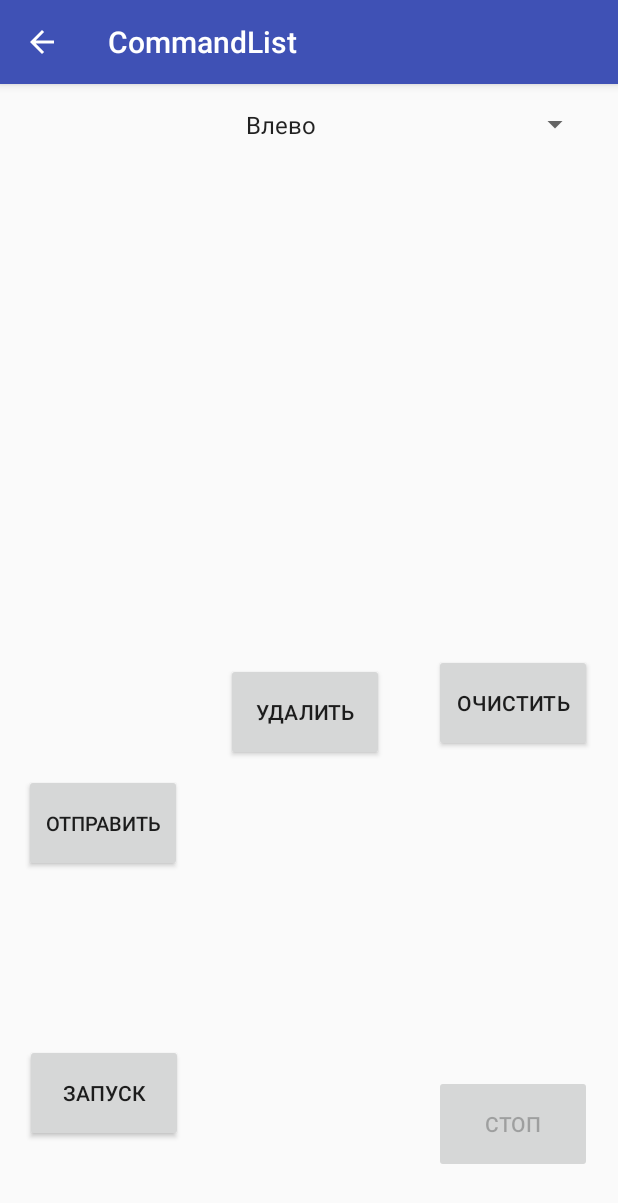
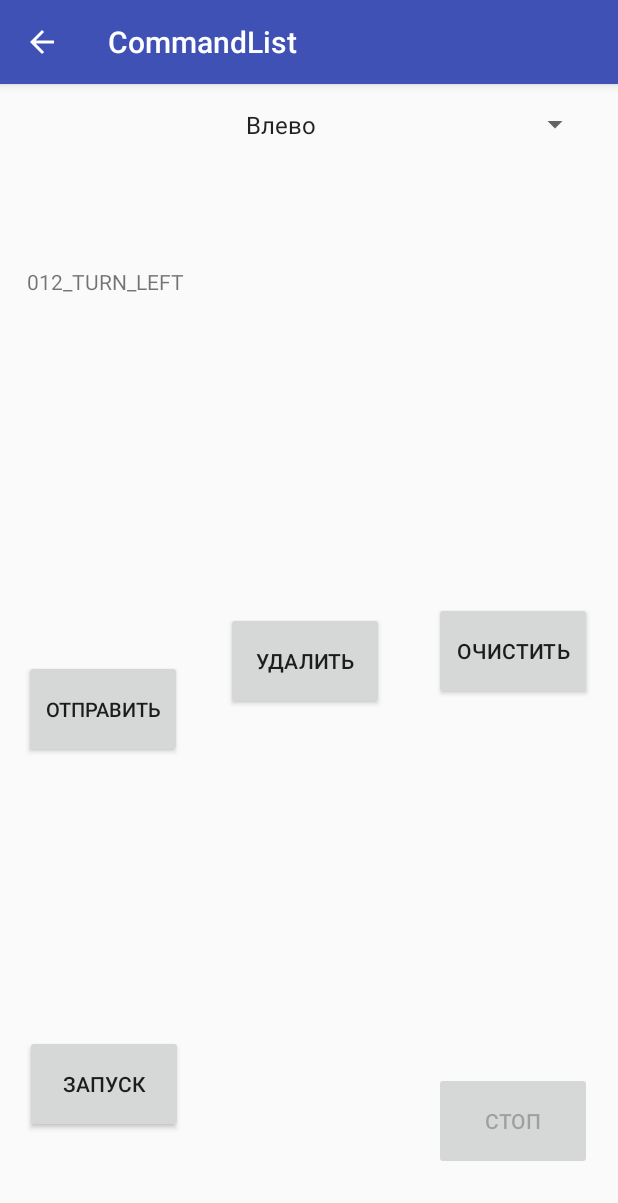
Before and after one commit to Mattue/Diploma, an Android app: the CommandList screen opened directly, with no data from a screen before it, after a tap on "ОТПРАВИТЬ", on a phone screen of 412 x 824 dp. Shown: the top 1203 px of the screen. Run offline under Robolectric (Android 15) with nearby library versions, the phone set to English and light mode, and no system bars; our stand-ins replace EventBus.

Commit message:
no message

```diff
--- a/Android/ArduinoConnectV2/app/src/main/java/com/diploma/mattue/arduinoconnectv2/CommandList.java
+++ b/Android/ArduinoConnectV2/app/src/main/java/com/diploma/mattue/arduinoconnectv2/CommandList.java
@@ -1,8 +1,6 @@
 package com.diploma.mattue.arduinoconnectv2;
 
 import android.os.Bundle;
-import android.support.design.widget.FloatingActionButton;
-import android.support.design.widget.Snackbar;
 import android.support.v7.app.AppCompatActivity;
 import android.support.v7.widget.Toolbar;
 import android.view.View;
@@ -11,20 +9,25 @@ import android.widget.ArrayAdapter;
 import android.widget.Button;
 import android.widget.Spinner;
 import android.widget.TextView;
-import android.widget.Toast;
 
 import org.greenrobot.eventbus.EventBus;
 import org.greenrobot.eventbus.Subscribe;
 import org.greenrobot.eventbus.ThreadMode;
+import org.w3c.dom.Text;
+
+import java.util.ArrayList;
 
 public class CommandList extends AppCompatActivity {
 
     String messageFromMain;
     Button btSend, btDelete, btStop, btClear, btStart;
-    TextView tvComands;
+    TextView tvComands, tvAnswers;
     Spinner spComands;
 
     String[] data = {"Влево", "Вправо", "Прямо", "Запустить прямо", "Запустить обратно", "Остановить", "Работать 5 секунд"};
+    ArrayList<String> comands;
+
+    int currentCommand = 0;
 
     @Override
     protected void onCreate(Bundle savedInstanceState)
@@ -38,6 +41,8 @@ public class CommandList extends AppCompatActivity {
 
         EventBus.getDefault().register(this);
 
+        comands = new ArrayList<String>();
+
         btSend = (Button) findViewById(R.id.btSend);
         btDelete = (Button) findViewById(R.id.btDelete);
         btStop = (Button) findViewById(R.id.btStop);
@@ -45,6 +50,7 @@ public class CommandList extends AppCompatActivity {
         btStart = (Button) findViewById(R.id.btStart);
 
         tvComands = (TextView) findViewById(R.id.tvComands);
+        tvAnswers = (TextView) findViewById(R.id.tvAnswers);
 
         ArrayAdapter<String> adapter = new ArrayAdapter<String>(this, android.R.layout.simple_spinner_item, data);
         adapter.setDropDownViewResource(android.R.layout.simple_spinner_dropdown_item);
@@ -62,6 +68,7 @@ public class CommandList extends AppCompatActivity {
             public void onItemSelected(AdapterView<?> parent, View view, int position, long id)
             {
                 //Toast.makeText(getBaseContext(), "Position = " + position, Toast.LENGTH_SHORT).show();
+                currentCommand = position;
             }
 
             @Override
@@ -72,35 +79,188 @@ public class CommandList extends AppCompatActivity {
         });
     }
 
+    //int commandCount = 0;
+
     @Subscribe(threadMode = ThreadMode.MAIN)
     public void onEvent(MessageEventFromMain event)
     {
         messageFromMain = event.message;
+
+        if (messageFromMain.contains("STATUS"))
+        {
+            tvAnswers.append(messageFromMain);
+            tvAnswers.append("\n");
+            comands.remove(0);
+            printComands();
+        }
+
+        if (messageFromMain.contains("STOP_EXEC"))
+        {
+            tvAnswers.append(messageFromMain);
+            comands.clear();
+            printComands();
+            enableUI(true);
+        }
     };
 
     public void onDeleteClick(View v)
     {
         sendMessage("032", "DELETE_COMAND");
+
+        disableUI();
+
+        try
+        {
+            Thread.sleep(1000);
+        }
+        catch(InterruptedException e)
+        {
+
+        }
+
+        enableUI(true);
+
+        comands.remove(comands.size() - 1);
+        printComands();
     }
 
     public void onClearClick(View v)
     {
         sendMessage("033", "CLEAR_LIST");
+
+        disableUI();
+
+        try
+        {
+            Thread.sleep(1000);
+        }
+        catch(InterruptedException e)
+        {
+
+        }
+
+        enableUI(true);
+
+        comands.clear();
+        printComands();
     }
 
     public void onStopClick(View v)
     {
         sendMessage("008", "STOP_EXEC_COMAND_LIST");
+
+        disableUI();
+
+        try
+        {
+            Thread.sleep(1000);
+        }
+        catch(InterruptedException e)
+        {
+
+        }
+
+        enableUI(true);
+
+        comands.clear();
+        printComands();
     }
 
     public void onStartClick(View v)
     {
-        sendMessage("007", "EXEC_COMAND_LIST");
+        if (comands.size() != 0)
+        {
+            tvAnswers.setText("");
+
+            sendMessage("007", "EXEC_COMAND_LIST");
+
+            disableUI();
+
+            try
+            {
+                Thread.sleep(1000);
+            }
+            catch(InterruptedException e)
+            {
+
+            }
+
+            enableUI(false);
+        }
     }
 
     public void onSendClick(View v)
     {
+        enableUI(false);
+        switch (currentCommand)
+        {
+            case 0:
+            {
+                sendMessage("031", "012_TURN_LEFT");
+                comands.add("012_TURN_LEFT");
+                break;
+            }
+            case 1:
+            {
+                sendMessage("031", "013_TURN_RIGHT");
+                comands.add("013_TURN_RIGHT");
+                break;
+            }
+            case 2:
+            {
+                sendMessage("031", "011_TURN_STRAIGHT");
+                comands.add("011_TURN_STRAIGHT");
+                break;
+            }
+            case 3:
+            {
+                sendMessage("031", "016_START_WHEELS_FRWD");
+                comands.add("016_START_WHEELS_FRWD");
+                break;
+            }
+            case 4:
+            {
+                sendMessage("031", "017_START_WHEELS_BCKW");
+                comands.add("017_START_WHEELS_BCKW");
+                break;
+            }
+            case 5:
+            {
+                sendMessage("031", "019_STOP_WHEELS");
+                comands.add("019_STOP_WHEELS");
+                break;
+            }
+            case 6:
+            {
+                sendMessage("031", "023_WAIT_10");
+                comands.add("023_WAIT_10");
+                break;
+            }
+        }
 
+        disableUI();
+
+        try
+        {
+            Thread.sleep(1000);
+        }
+        catch (InterruptedException e)
+        {
+
+        }
+
+        enableUI(true);
+        printComands();
+    }
+
+    void printComands()
+    {
+        tvComands.setText("");
+        for (int i = 0; i < comands.size(); i++)
+        {
+            tvComands.append(comands.get(i));
+            tvComands.append("\n");
+        }
     }
 
     void enableUI(boolean value)
@@ -109,7 +269,18 @@ public class CommandList extends AppCompatActivity {
         btDelete.setEnabled(value);
         btClear.setEnabled(value);
         btStart.setEnabled(value);
+        spComands.setEnabled(value);
         btStop.setEnabled(!value);
+    }
+
+    void disableUI()
+    {
+        btSend.setEnabled(false);
+        btDelete.setEnabled(false);
+        btClear.setEnabled(false);
+        btStart.setEnabled(false);
+        btStop.setEnabled(false);
+        spComands.setEnabled(false);
     }
 
     private void sendMessage(String messageID, String messageName)
--- a/Android/ArduinoConnectV2/app/src/main/res/layout/activity_command_list.xml
+++ b/Android/ArduinoConnectV2/app/src/main/res/layout/activity_command_list.xml
@@ -37,7 +37,8 @@
             app:layout_constraintBottom_toBottomOf="parent"
             app:layout_constraintLeft_toLeftOf="parent"
             android:layout_marginTop="8dp"
-            app:layout_constraintTop_toBottomOf="@+id/tvComands" />
+            app:layout_constraintTop_toBottomOf="@+id/tvComands"
+            app:layout_constraintVertical_bias="0.25" />
 
         <Button
             android:id="@+id/btDelete"
@@ -79,19 +80,39 @@
 
         <TextView
             android:id="@+id/tvComands"
-            android:layout_width="366dp"
-            android:layout_height="226dp"
+            android:layout_width="165dp"
+            android:layout_height="196dp"
             android:layout_marginBottom="8dp"
+            android:layout_marginEnd="8dp"
             android:layout_marginLeft="8dp"
             android:layout_marginRight="8dp"
+            android:layout_marginStart="8dp"
             android:layout_marginTop="8dp"
+            android:singleLine="false"
             app:layout_constraintBottom_toBottomOf="parent"
+            app:layout_constraintHorizontal_bias="0.044"
             app:layout_constraintLeft_toLeftOf="parent"
             app:layout_constraintRight_toRightOf="parent"
             app:layout_constraintTop_toTopOf="parent"
-            app:layout_constraintVertical_bias="0.304"
+            app:layout_constraintVertical_bias="0.278" />
+
+        <TextView
+            android:id="@+id/tvAnswers"
+            android:layout_width="158dp"
+            android:layout_height="201dp"
+            android:layout_marginBottom="8dp"
+            android:layout_marginEnd="8dp"
+            android:layout_marginLeft="8dp"
+            android:layout_marginRight="8dp"
             android:layout_marginStart="8dp"
-            android:layout_marginEnd="8dp" />
+            android:layout_marginTop="8dp"
+            android:singleLine="false"
+            app:layout_constraintBottom_toBottomOf="parent"
+            app:layout_constraintHorizontal_bias="0.956"
+            app:layout_constraintLeft_toLeftOf="parent"
+            app:layout_constraintRight_toRightOf="parent"
+            app:layout_constraintTop_toTopOf="parent"
+            app:layout_constraintVertical_bias="0.282" />
 
         <Spinner
             android:id="@+id/spComands"
```
Also changed, not shown: Android/ArduinoConnectV2/app/src/main/java/com/diploma/mattue/arduinoconnectv2/MainActivity.java (+0 -9 lines), 3 other files.
